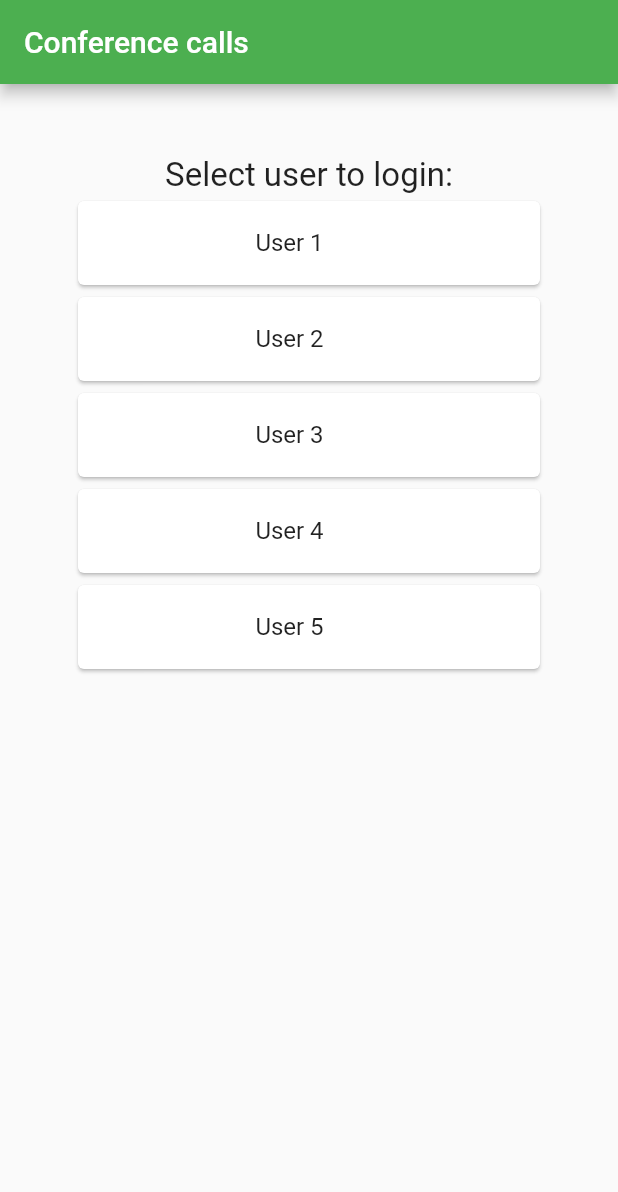
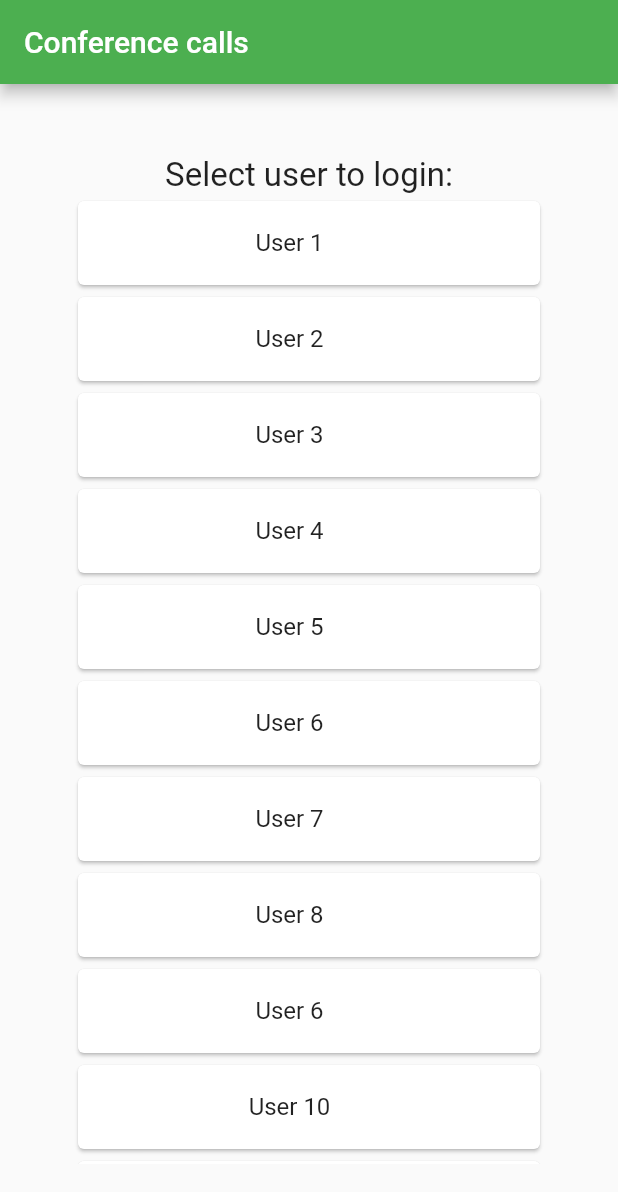
Before and after one commit to IamAbbass/Flutter-ConferenceCalling, a Flutter app: the screen it shows after launch, on a phone screen of 412 x 824 dp. Shown: the top 1192 px of the screen. Run offline on Flutter 3.47's test engine with Material 2 defaults, Android fonts, the phone set to English and light mode, and no system bars; missing offline and left inert: connectycube_sdk.

Commit message:
updated configs

```diff
--- a/conf_call_sample/lib/src/utils/configs.dart
+++ b/conf_call_sample/lib/src/utils/configs.dart
@@ -1,41 +1,86 @@
 import 'package:connectycube_sdk/connectycube_sdk.dart';
 
-const String APP_ID = "476";
-const String AUTH_KEY = "PDZjPBzAO8WPfCp";
-const String AUTH_SECRET = "6247kjxXCLRaua6";
-const String ACCOUNT_ID = "TpuBZox_HPxofh7PVZdP";
-const String DEFAULT_PASS = "xxasBUM3gQs36bhj";
+const String APP_ID = "2611";
+const String AUTH_KEY = "SNjfAhR-FwPJ8-F";
+const String AUTH_SECRET = "D49w2n9-fJFZdh7";
+
+const String ACCOUNT_ID = "V5MQ_EBhuTtSYTdc1V1r";
+const String DEFAULT_PASS = "12345678";
 const String SERVER_ENDPOINT = "wss://janus.connectycube.com:8989";
 
 List<CubeUser> users = [
   CubeUser(
-    id: 1253158,
-    login: "call_user_1",
+    id: 1500908,
+    login: "User1",
     fullName: "User 1",
     password: DEFAULT_PASS,
   ),
   CubeUser(
-    id: 1253159,
-    login: "call_user_2",
+    id: 1500909,
+    login: "User2",
     fullName: "User 2",
     password: DEFAULT_PASS,
   ),
   CubeUser(
-    id: 1253160,
-    login: "call_user_3",
+    id: 1500911,
+    login: "User3",
     fullName: "User 3",
     password: DEFAULT_PASS,
   ),
   CubeUser(
-    id: 1253162,
-    login: "call_user_4",
+    id: 1500912,
+    login: "User4",
     fullName: "User 4",
     password: DEFAULT_PASS,
   ),
   CubeUser(
-    id: 1425506,
-    login: "call_user_5",
+    id: 1500913,
+    login: "User5",
     fullName: "User 5",
     password: DEFAULT_PASS,
   ),
+  CubeUser(
+    id: 1500914,
+    login: "User6",
+    fullName: "User 6",
+    password: DEFAULT_PASS,
+  ),
+  CubeUser(
+    id: 1500915,
+    login: "User7",
+    fullName: "User 7",
+    password: DEFAULT_PASS,
+  ),
+  CubeUser(
+    id: 1500916,
+    login: "User8",
+    fullName: "User 8",
+    password: DEFAULT_PASS,
+  ),
+  CubeUser(
+    id: 1500917,
+    login: "User9",
+    fullName: "User 6",
+    password: DEFAULT_PASS,
+  ),
+  CubeUser(
+    id: 1500918	,
+    login: "User10",
+    fullName: "User 10",
+    password: DEFAULT_PASS,
+  ),
+  CubeUser(
+    id: 1758581	,
+    login: "User11",
+    fullName: "User 11",
+    password: DEFAULT_PASS,
+  ),
+  CubeUser(
+    id: 1758587	,
+    login: "User12",
+    fullName: "User 12",
+    password: DEFAULT_PASS,
+  ),
+
+
 ];
```
